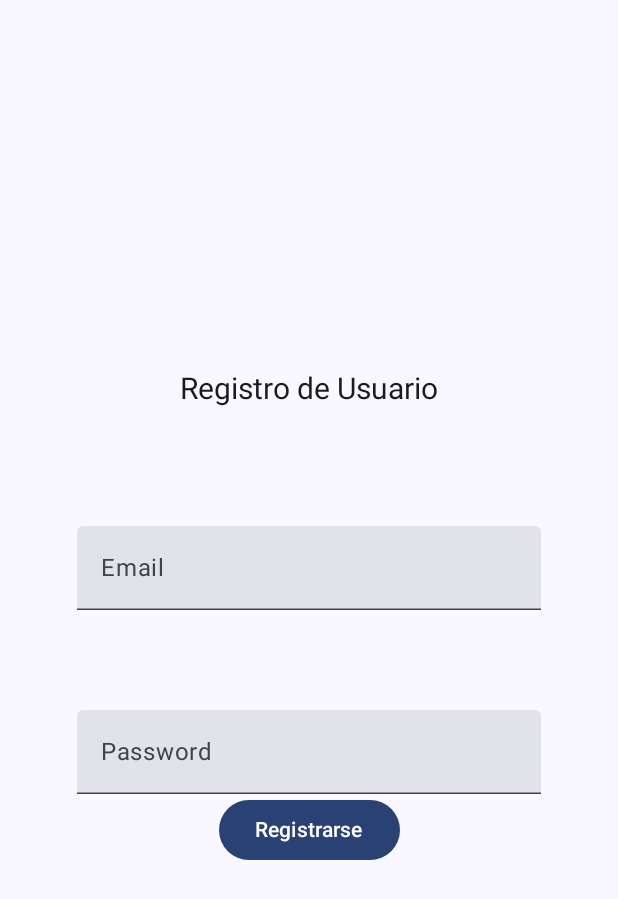
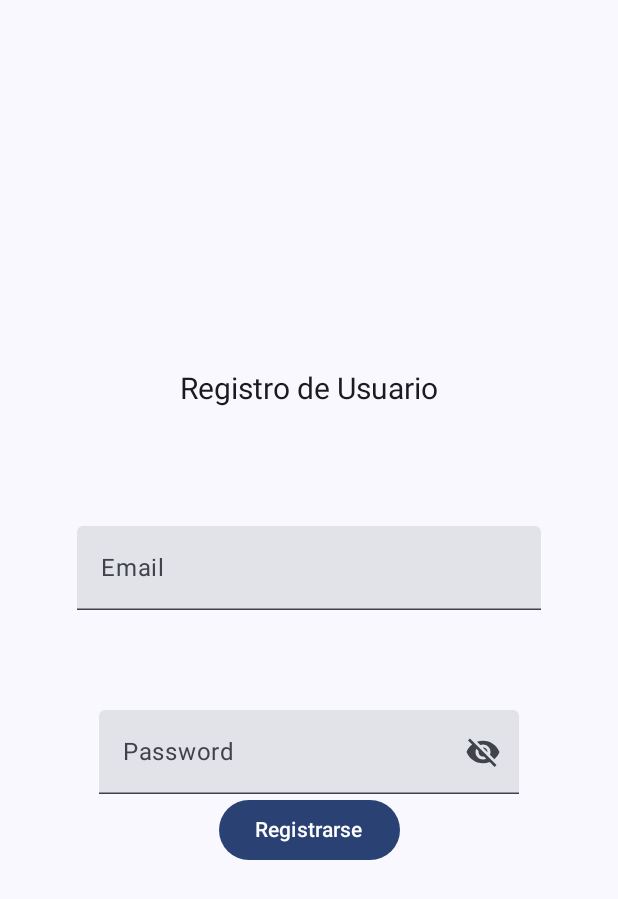
Before and after one commit to NicolasRodriguezSteuerberg/TestFirebase, an Android app built with Jetpack Compose: the RegisterAuthScreen screen opened through its navigation route, on a phone screen of 412 x 824 dp. Shown: the top 899 px of the screen. Run offline under Robolectric (Android 15) with nearby library versions, the phone set to English and light mode, and no system bars; our stand-ins replace Firebase (no records; nobody signed in at launch, a user with empty details on screens opened directly).

Commit message:
Cambiada la visibilidad de los textos de password

```diff
--- a/app/src/main/java/com/example/testfirebase/data/data.kt
+++ b/app/src/main/java/com/example/testfirebase/data/data.kt
@@ -14,4 +14,6 @@ object data {
     val password = mutableStateOf("")
 
     val error = mutableStateOf("")
+
+    val passwordVisible = mutableStateOf(false)
 }
--- a/app/src/main/java/com/example/testfirebase/view/Login.kt
+++ b/app/src/main/java/com/example/testfirebase/view/Login.kt
@@ -6,13 +6,21 @@ import androidx.compose.foundation.layout.Row
 import androidx.compose.foundation.layout.Spacer
 import androidx.compose.foundation.layout.fillMaxSize
 import androidx.compose.foundation.layout.fillMaxWidth
+import androidx.compose.foundation.text.KeyboardOptions
 import androidx.compose.material3.Button
+import androidx.compose.material3.Icon
+import androidx.compose.material3.IconButton
 import androidx.compose.material3.Text
 import androidx.compose.material3.TextField
 import androidx.compose.runtime.Composable
 import androidx.compose.ui.Alignment
 import androidx.compose.ui.Modifier
+import androidx.compose.ui.res.painterResource
+import androidx.compose.ui.text.input.KeyboardType
+import androidx.compose.ui.text.input.PasswordVisualTransformation
+import androidx.compose.ui.text.input.VisualTransformation
 import androidx.navigation.NavController
+import com.example.testfirebase.R
 import com.example.testfirebase.data.data
 import com.example.testfirebase.viewmodel.UserViewModel
 import com.google.firebase.auth.FirebaseAuth
@@ -75,6 +83,12 @@ fun TextsLogins() {
         Spacer(modifier = Modifier.fillMaxSize(0.01f))
 
         // texto password
+        TextoPassword()
+    }
+}
+
+@Composable
+fun TextoPassword() {
     TextField(
         value = data.password.value,
         onValueChange = {
@@ -82,7 +96,26 @@ fun TextsLogins() {
         },
         placeholder = {
             Text("Password")
+        },
+        keyboardOptions = KeyboardOptions(keyboardType = KeyboardType.Password),
+        singleLine = true,
+        visualTransformation = if (data.passwordVisible.value) VisualTransformation.None else PasswordVisualTransformation(),
+        trailingIcon = {
+            IconButton(
+                onClick = {
+                    data.passwordVisible.value = !data.passwordVisible.value
+                }
+            ) {
+                Icon(
+                    painter = painterResource(
+                        id = if (data.passwordVisible.value)
+                            R.drawable.ic_visibility
+                        else
+                            R.drawable.ic_visibility_off
+                    ),
+                    contentDescription = "visibility icon"
+                )
+            }
         }
     )
 }
-}
--- a/app/src/main/java/com/example/testfirebase/view/NavManager.kt
+++ b/app/src/main/java/com/example/testfirebase/view/NavManager.kt
@@ -4,6 +4,7 @@ import androidx.compose.runtime.Composable
 import androidx.navigation.compose.NavHost
 import androidx.navigation.compose.composable
 import androidx.navigation.compose.rememberNavController
+import com.example.testfirebase.data.data
 import com.example.testfirebase.viewmodel.UserViewModel
 import com.google.firebase.auth.FirebaseAuth
 
@@ -18,15 +19,18 @@ fun Nav(
         startDestination = if(auth.currentUser != null) "logged" else "login"
     ){
         composable("login"){
+            resetDataLogins()
             LoginScreen(navController, viewModel, auth)
         }
         composable("registerAuth"){
+            resetDataLogins()
             RegisterAuthScreen(navController, viewModel, auth)
         }
         composable("registerUser"){
             RegisterUserScreen(navController, viewModel, auth)
         }
         composable("logged"){
+            data.passwordVisible.value = false
             LoggedScreen(navController, viewModel)
         }
         composable("changeMyUser"){
@@ -34,3 +38,9 @@ fun Nav(
         }
     }
 }
+
+fun resetDataLogins(){
+    data.passwordVisible.value = false
+    data.email.value = ""
+    data.password.value = ""
+}
--- a/app/src/main/java/com/example/testfirebase/view/Register.kt
+++ b/app/src/main/java/com/example/testfirebase/view/Register.kt
@@ -42,7 +42,7 @@ fun RegisterAuthScreen(navController: NavController, viewModel: UserViewModel, a
         Spacer(modifier = Modifier.fillMaxHeight(0.1f))
         EmailField()
         Spacer(modifier = Modifier.fillMaxHeight(0.1f))
-        PasswordField()
+        TextoPassword()
         ButtonRegisterAuth(viewModel, navController, auth)
     }
 }
@@ -57,20 +57,6 @@ fun ButtonRegisterAuth(viewModel: UserViewModel, navController: NavController, a
     ) {
         Text("Registrarse")
     }
-}
-
-@Composable
-fun PasswordField() {
-    TextField(
-        value = data.password.value,
-        modifier = Modifier.fillMaxWidth(0.75f),
-        onValueChange = {
-            data.password.value = it
-        },
-        placeholder = {
-            Text("Password")
-        },
-    )
 }
 
 @Composable
--- /dev/null
+++ b/app/src/main/res/drawable/ic_visibility.xml
@@ -0,0 +1,10 @@
+<?xml version="1.0" encoding="utf-8"?>
+<vector xmlns:android="http://schemas.android.com/apk/res/android"
+    android:width="24dp"
+    android:height="24dp"
+    android:viewportWidth="24"
+    android:viewportHeight="24">
+    <path
+        android:pathData="M12,4.5C7,4.5 2.73,7.61 1,12c1.73,4.39 6,7.5 11,7.5s9.27,-3.11 11,-7.5c-1.73,-4.39 -6,-7.5 -11,-7.5zM12,17c-2.76,0 -5,-2.24 -5,-5s2.24,-5 5,-5 5,2.24 5,5 -2.24,5 -5,5zM12,9c-1.66,0 -3,1.34 -3,3s1.34,3 3,3 3,-1.34 3,-3 -1.34,-3 -3,-3z"
+        android:fillColor="#FFFFFF"/>
+</vector>
--- /dev/null
+++ b/app/src/main/res/drawable/ic_visibility_off.xml
@@ -0,0 +1,13 @@
+<vector xmlns:android="http://schemas.android.com/apk/res/android"
+    xmlns:tools="http://schemas.android.com/tools"
+    tools:ignore="NewApi"
+    android:height="24dp"
+    android:viewportHeight="24"
+    android:viewportWidth="24"
+    android:width="24dp">
+
+    <path
+        android:fillColor="@android:color/white"
+        android:pathData="M12,7c2.76,0 5,2.24 5,5 0,0.65 -0.13,1.26 -0.36,1.83l2.92,2.92c1.51,-1.26 2.7,-2.89 3.43,-4.75 -1.73,-4.39 -6,-7.5 -11,-7.5 -1.4,0 -2.74,0.25 -3.98,0.7l2.16,2.16C10.74,7.13 11.35,7 12,7zM2,4.27l2.28,2.28 0.46,0.46C3.08,8.3 1.78,10.02 1,12c1.73,4.39 6,7.5 11,7.5 1.55,0 3.03,-0.3 4.38,-0.84l0.42,0.42L19.73,22 21,20.73 3.27,3 2,4.27zM7.53,9.8l1.55,1.55c-0.05,0.21 -0.08,0.43 -0.08,0.65 0,1.66 1.34,3 3,3 0.22,0 0.44,-0.03 0.65,-0.08l1.55,1.55c-0.67,0.33 -1.41,0.53 -2.2,0.53 -2.76,0 -5,-2.24 -5,-5 0,-0.79 0.2,-1.53 0.53,-2.2zM11.84,9.02l3.15,3.15 0.02,-0.16c0,-1.66 -1.34,-3 -3,-3l-0.17,0.01z"/>
+
+</vector>
```
Lines whose indentation alone changed are shown as unchanged.
